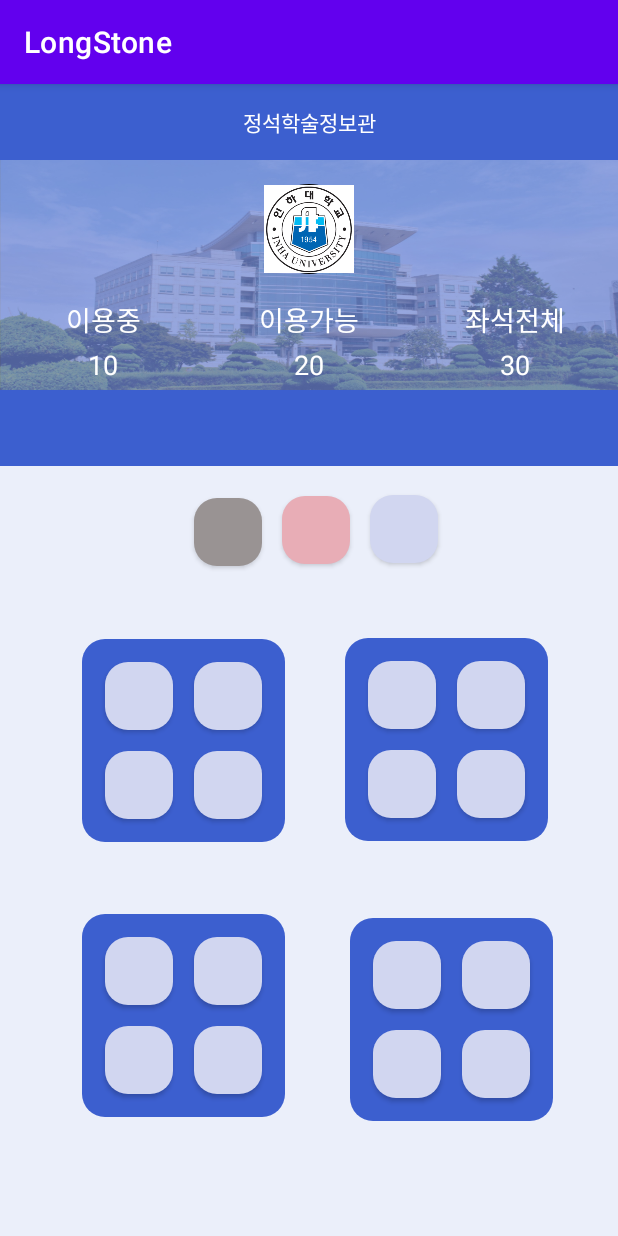
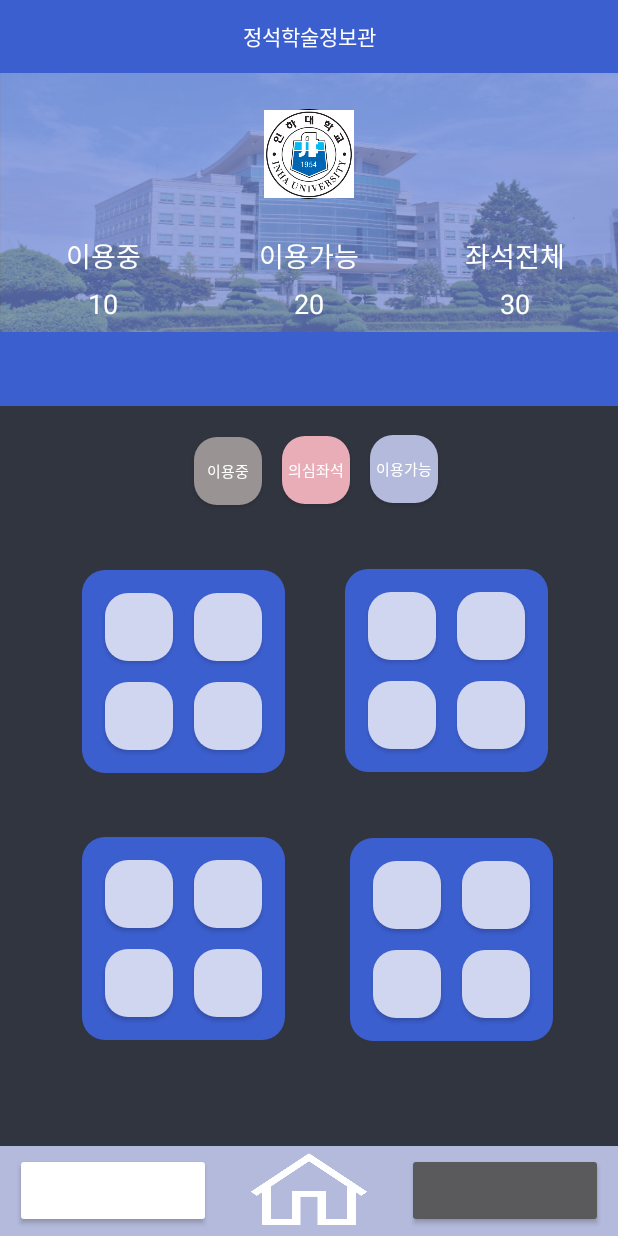
Before and after one commit to heyksw/Library_buddy, an Android app: the TestActivity screen opened directly, with no data from a screen before it, on a phone screen of 412 x 824 dp. Run offline under Robolectric (Android 15) with nearby library versions, the phone set to English and light mode, and no system bars.

Commit message:
타이틀 바 없애고, 버튼 안에 글씨 넣고, 네비게이션바 하다 맘

```diff
--- a/app/src/main/AndroidManifest.xml
+++ b/app/src/main/AndroidManifest.xml
@@ -9,7 +9,7 @@
         android:roundIcon="@mipmap/ic_launcher_round"
         android:supportsRtl="true"
         android:usesCleartextTraffic="true"
-        android:theme="@style/Theme.LongStone">
+        android:theme="@style/Theme.AppCompat.NoActionBar">
         <activity android:name=".TestActivity"></activity>
         <activity android:name=".MainActivity">
             <intent-filter>
--- a/app/src/main/res/layout/activity_test.xml
+++ b/app/src/main/res/layout/activity_test.xml
@@ -31,7 +31,7 @@
         android:id="@+id/layout2"
         android:layout_width="match_parent"
         android:layout_height="0dp"
-        android:layout_weight="3"
+        android:layout_weight="3.5"
         android:orientation="vertical"
         android:gravity="top"
         android:background="@drawable/image2"
@@ -143,6 +143,9 @@
             />
     </LinearLayout>
 
+
+    <!-- 테이블 부분 -->
+
     <androidx.constraintlayout.widget.ConstraintLayout
         android:id="@+id/layout4"
         android:layout_width="match_parent"
@@ -160,6 +163,9 @@
             android:layout_marginEnd="28dp"
             android:layout_marginRight="28dp"
             android:background="@drawable/button_round2"
+            android:padding="1dp"
+            android:text="이용중"
+            android:textSize="10dp"
             app:backgroundTint="#999393"
             app:layout_constraintBottom_toBottomOf="parent"
             app:layout_constraintEnd_toEndOf="parent"
@@ -176,13 +182,18 @@
             android:layout_marginEnd="28dp"
             android:layout_marginRight="28dp"
             android:background="@drawable/button_round2"
+            android:padding="1dp"
+            android:text="의심좌석"
+            android:textSize="10dp"
             app:backgroundTint="#e8adb6"
             app:layout_constraintBottom_toBottomOf="parent"
             app:layout_constraintEnd_toEndOf="parent"
             app:layout_constraintHorizontal_bias="0.514"
             app:layout_constraintStart_toStartOf="parent"
             app:layout_constraintTop_toTopOf="parent"
-            app:layout_constraintVertical_bias="0.011" />
+            app:layout_constraintVertical_bias="0.011"
+
+            />
 
         <Button
             android:id="@+id/ex3"
@@ -192,13 +203,18 @@
             android:layout_marginEnd="28dp"
             android:layout_marginRight="28dp"
             android:background="@drawable/button_round2"
-            app:backgroundTint="#d1d6f0"
+            android:padding="1dp"
+            android:text="이용가능"
+            android:textSize="10dp"
+            app:backgroundTint="#B4BADC"
             app:layout_constraintBottom_toBottomOf="parent"
             app:layout_constraintEnd_toEndOf="parent"
             app:layout_constraintHorizontal_bias="0.689"
             app:layout_constraintStart_toStartOf="parent"
             app:layout_constraintTop_toTopOf="parent"
-            app:layout_constraintVertical_bias="0.009" />
+            app:layout_constraintVertical_bias="0.009"
+
+            />
 
         <com.inha.longstone.CustomView
             android:id="@+id/custom1"
@@ -255,5 +271,42 @@
         <!--            app:backgroundTint="#3C5FCF" />-->
     </androidx.constraintlayout.widget.ConstraintLayout>
 
+    <LinearLayout
+        android:layout_width="match_parent"
+        android:layout_height="60dp"
+        android:background="#B4BADC"
+        android:orientation="horizontal"
+        >
+        <Button
+            android:layout_gravity="center"
+            android:layout_weight="1"
+            android:layout_width="50dp"
+            android:layout_height="50dp"
+            android:layout_margin="10dp"
+            android:backgroundTint="#FFFFFF"
+            >
+
+        </Button>
+        <Button
+            android:layout_gravity="center"
+            android:layout_weight="1"
+            android:layout_width="10dp"
+            android:layout_height="60dp"
+            android:layout_margin="10dp"
+            android:backgroundTint="#FFFFFF"
+
+            android:background="@drawable/home"
+            >
+
+        </Button>
+        <Button
+            android:layout_gravity="center"
+            android:layout_weight="1"
+            android:layout_width="50dp"
+            android:layout_height="50dp"
+            android:layout_margin="10dp">
+
+        </Button>
+    </LinearLayout>
 
 </LinearLayout>
```
Also changed, not shown: app/src/main/res/drawable/home.png (added).
